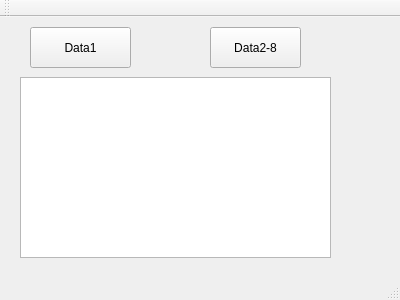
Qt form mainwindow.ui (HIhimeLee/HIhimeLee) before a commit.
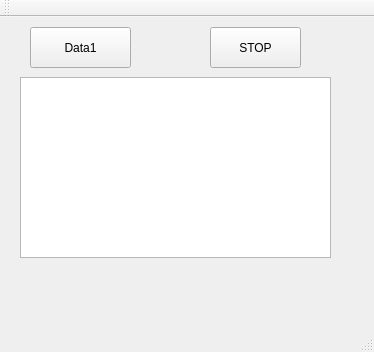
The same form after that commit.

Patch:
```diff
--- a/mainwindow.ui
+++ b/mainwindow.ui
@@ -6,8 +6,8 @@
    <rect>
     <x>0</x>
     <y>0</y>
-    <width>400</width>
-    <height>300</height>
+    <width>374</width>
+    <height>352</height>
    </rect>
   </property>
   <property name="windowTitle">
@@ -27,7 +27,10 @@
      <string>Data1</string>
     </property>
    </widget>
-   <widget class="QPushButton" name="pushButton_2">
+   <widget class="QPushButton" name="pushButton2">
+    <property name="enabled">
+     <bool>true</bool>
+    </property>
     <property name="geometry">
      <rect>
       <x>210</x>
@@ -37,7 +40,7 @@
      </rect>
     </property>
     <property name="text">
-     <string>Data2-8</string>
+     <string>STOP</string>
     </property>
    </widget>
    <widget class="QListView" name="listView">
```
Left out of the diff: 4 changed lines with no effect on the pictures.
